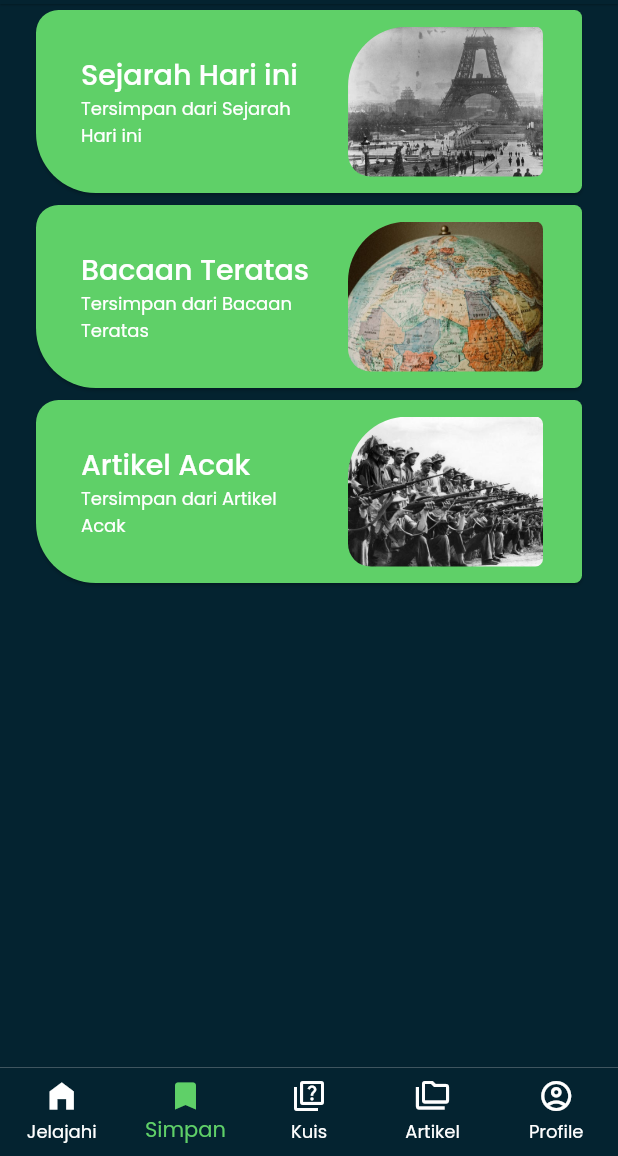
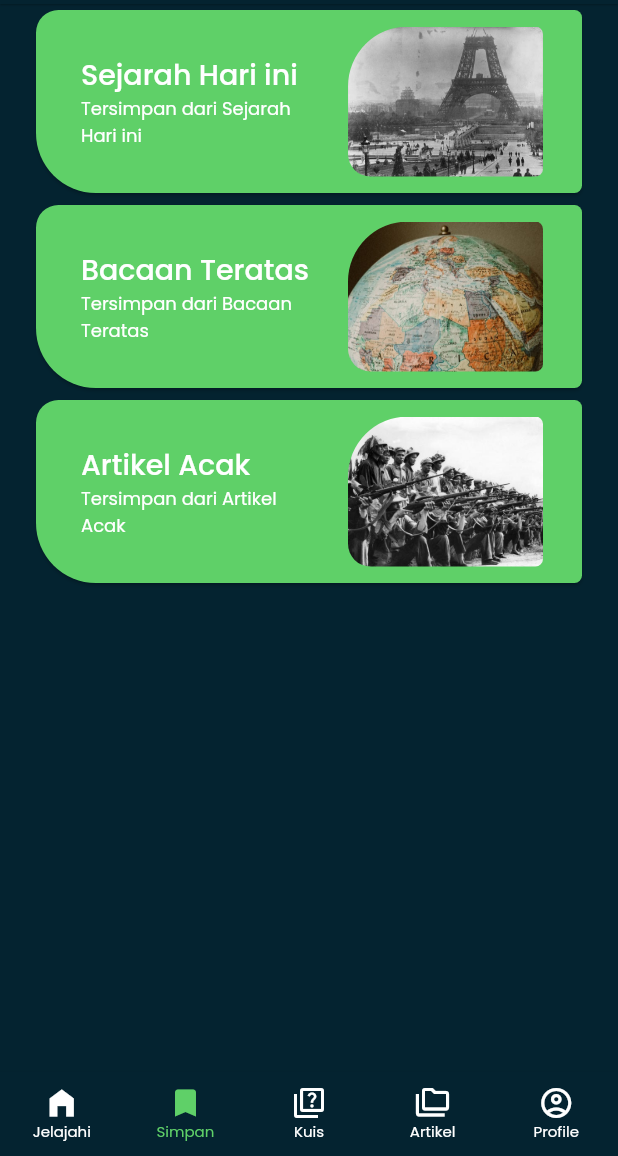
Before and after one commit to Akbarrzql/The-Horizon, a Flutter app: the MainNav screen opened directly, item 2 of the bottom bar chosen, on a phone screen of 412 x 824 dp, the part 80-1236 px from its top. Run offline on Flutter 3.47's test engine with Material 2 defaults, Android fonts, the light colour scheme and no system bars; our stand-ins replace cloud_firestore, firebase_auth, firebase_core, firebase_messaging, firebase_storage, flutter_local_notifications and 11 more; missing offline and left inert: flutter_downloader; accounts and stored records are empty; network calls fail; project files that could hold a hidden picture were left out.

Commit message:
fix/bottom-nav-profile

```diff
--- a/lib/Main/bottomnav.dart
+++ b/lib/Main/bottomnav.dart
@@ -5,7 +5,7 @@ import 'package:thehorizonapps/Main/PageJelajahi/home.dart';
 import 'package:thehorizonapps/Main/PageSave/KategoriSave/saveFeed.dart';
 import 'package:thehorizonapps/Main/PageSave/PageSave.dart';
 import 'package:thehorizonapps/Main/article_users/view_article_page.dart';
-import 'package:thehorizonapps/Porfile/profile.dart';
+import 'package:thehorizonapps/profile/profile.dart';
 import 'package:thehorizonapps/Search/SearchPage.dart';
 
 class MainNav extends StatefulWidget {
@@ -52,6 +52,8 @@ class _MainNavState extends State<MainNav> {
         unselectedIconTheme: IconThemeData(color: Colors.white),
         selectedIconTheme: IconThemeData(color: Color(0xff5FD068)),
         selectedItemColor: Color(0xff5FD068),
+        selectedFontSize: 10,
+        unselectedFontSize: 10,
         items: const <BottomNavigationBarItem>[
           BottomNavigationBarItem(
             backgroundColor: Color(0xff042330),
--- a/lib/Porfile/profile.dart
+++ b/lib/profile/profile.dart
@@ -2,7 +2,7 @@ import 'package:firebase_auth/firebase_auth.dart';
 import 'package:flutter/cupertino.dart';
 import 'package:flutter/material.dart';
 import 'package:thehorizonapps/Login/login.dart';
-import 'package:thehorizonapps/Porfile/editProfile.dart';
+import 'package:thehorizonapps/profile/editProfile.dart';
 
 class Profile extends StatefulWidget {
   const Profile({Key? key}) : super(key: key);
@@ -118,7 +118,7 @@ class _ProfileState extends State<Profile> {
                                 ),
                                 Container(
                                   margin: EdgeInsets.symmetric(horizontal: 20, vertical: 10),
-                                  width: MediaQuery.of(context).size.width / 1.8,
+                                  width: MediaQuery.of(context).size.width / 1.9,
                                   child: Column(
                                     mainAxisAlignment: MainAxisAlignment.start,
                                     crossAxisAlignment: CrossAxisAlignment.start,
```
Also changed, not shown: lib/profile/editProfile.dart (renamed from lib/Porfile/editProfile.dart).
